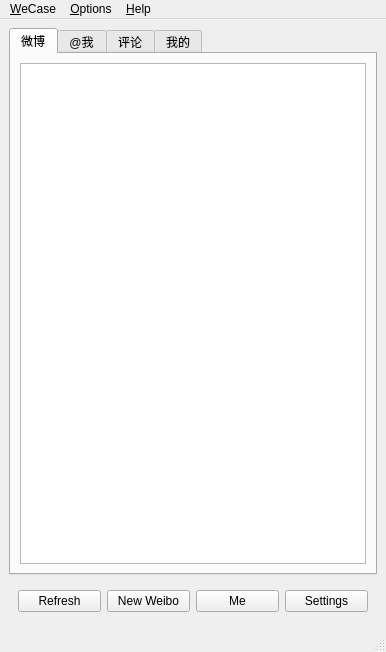
The window that ui/MainWindow.ui (WeCase/WeCase) describes before a commit, drawn with Qt 5.
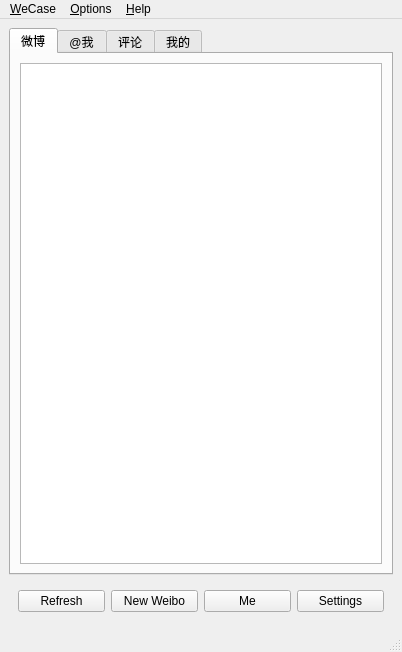
The same window after the commit. Icons and pictures are not drawn.

Patch:
```diff
--- a/ui/MainWindow.ui
+++ b/ui/MainWindow.ui
@@ -6,7 +6,7 @@
    <rect>
     <x>0</x>
     <y>0</y>
-    <width>386</width>
+    <width>402</width>
     <height>652</height>
    </rect>
   </property>
@@ -142,8 +142,8 @@
     <rect>
      <x>0</x>
      <y>0</y>
-     <width>386</width>
-     <height>20</height>
+     <width>402</width>
+     <height>24</height>
     </rect>
    </property>
    <property name="sizePolicy">
```
Left out of the diff: 2 changed lines with no effect on the pictures.
